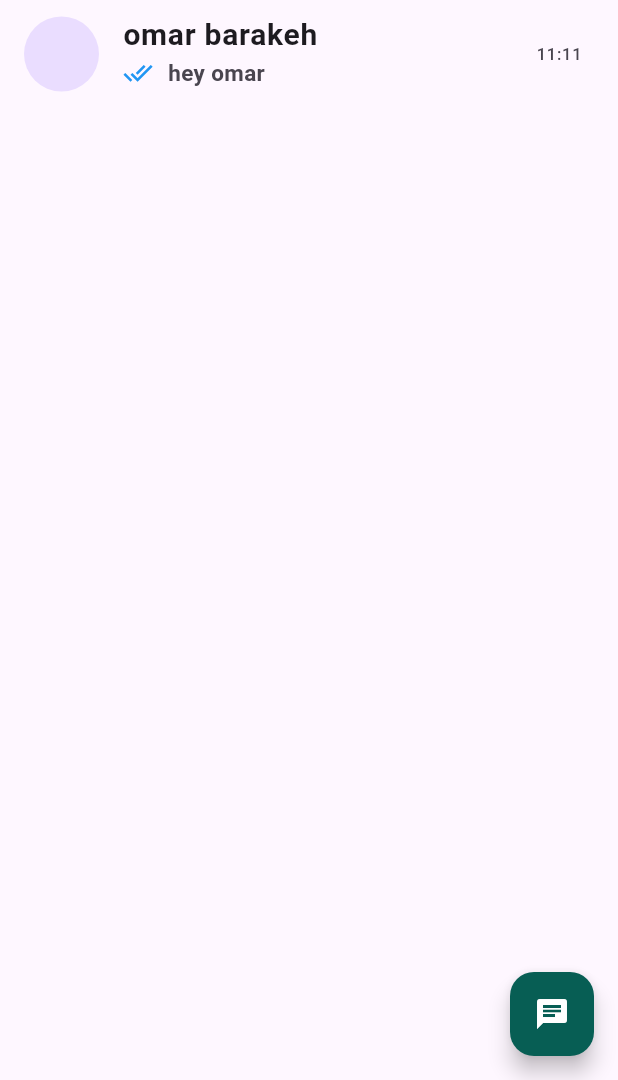
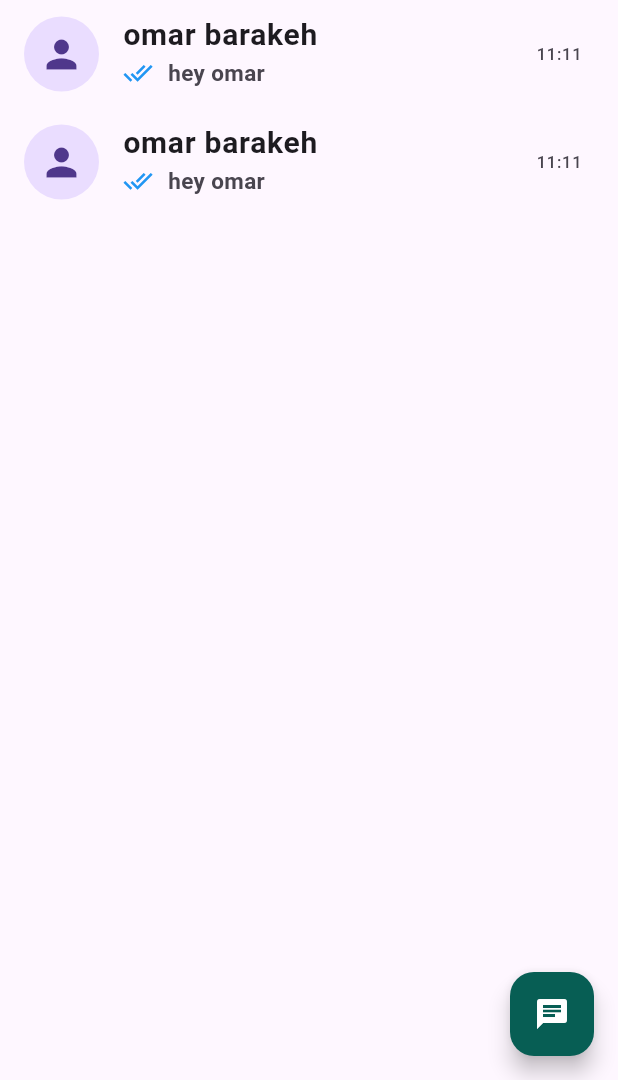
Before and after one commit to omar-albarakeh/chatapp, a Flutter app: the screen it shows after launch, on a phone screen of 412 x 824 dp, the part 156-1236 px from its top. Run offline on Flutter 3.47's test engine with Material 3 defaults, Android fonts, the phone set to English and light mode, and no system bars.

Commit message:
flutter <> customui updated

```diff
--- a/lib/CustomUI/CustomUI.dart
+++ b/lib/CustomUI/CustomUI.dart
@@ -12,6 +12,7 @@ class _CustomuiState extends State<Customui> {
   Widget build(BuildContext context) {
     return ListTile(
       leading: CircleAvatar(
+        child: Icon(Icons.person,size: 30,),
         radius: 25,
       ),
       title: Text("omar barakeh",style: TextStyle(fontSize: 20,fontWeight: FontWeight.bold)),
--- a/lib/Pages/ChatPage.dart
+++ b/lib/Pages/ChatPage.dart
@@ -21,6 +21,8 @@ class _ChatpageState extends State<Chatpage> {
       body: ListView(
         children: [
           Customui(),
+          Customui(),
+
         ],
       ),
     );
```
